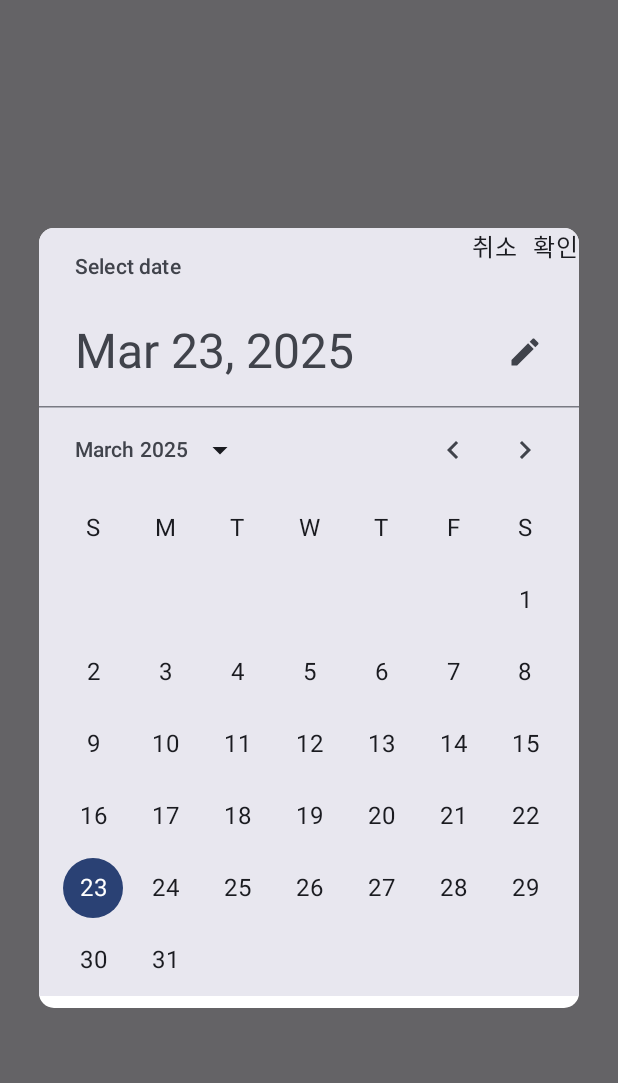
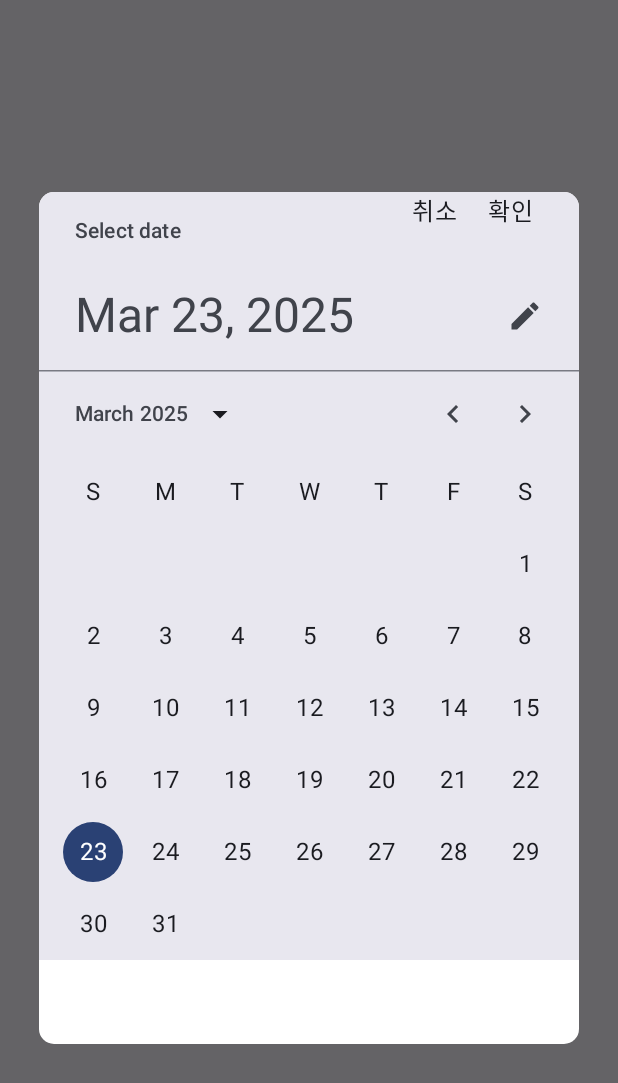
Before and after one commit to junsu1023/DailyLife, an Android app built with Jetpack Compose: the composable TodoDatePickerDialog called with empty values, on a phone screen of 412 x 824 dp. Shown: the top 1083 px of the screen. Run offline under Robolectric (Android 15) with nearby library versions, the phone set to English and light mode, and no system bars; 8 statements that could not run were skipped.

Commit message:
필요없는 변수 제거 및 버튼 위치 변경

```diff
--- a/app/src/main/java/com/example/dailylife/component/DatePickerDialog.kt
+++ b/app/src/main/java/com/example/dailylife/component/DatePickerDialog.kt
@@ -1,9 +1,14 @@
 package com.example.dailylife.component
 
 import androidx.compose.foundation.layout.Arrangement
+import androidx.compose.foundation.layout.Column
 import androidx.compose.foundation.layout.Row
 import androidx.compose.foundation.layout.Spacer
+import androidx.compose.foundation.layout.fillMaxSize
 import androidx.compose.foundation.layout.fillMaxWidth
+import androidx.compose.foundation.layout.padding
+import androidx.compose.foundation.layout.size
+import androidx.compose.foundation.layout.width
 import androidx.compose.foundation.shape.RoundedCornerShape
 import androidx.compose.material3.Button
 import androidx.compose.material3.DatePicker
@@ -35,7 +40,7 @@ fun TodoDatePickerDialog(
 ) {
     DatePickerDialog(
         onDismissRequest = { onClickCancel() },
-        confirmButton = {},
+        confirmButton = { },
         colors = DatePickerDefaults.colors(
             containerColor = colorResource(R.color.white)
         ),
@@ -60,8 +65,8 @@ fun TodoDatePickerDialog(
         DatePicker(state = datePickerState)
 
         Row(
-            modifier = Modifier.fillMaxWidth(),
-            horizontalArrangement = Arrangement.spacedBy(10.dp)
+            modifier = Modifier.fillMaxSize(),
+            horizontalArrangement = Arrangement.spacedBy(20.dp)
         ) {
             Spacer(modifier = Modifier.weight(1f))
 
@@ -89,6 +94,8 @@ fun TodoDatePickerDialog(
                     }
                 )
             )
+
+            Spacer(modifier = Modifier.width(10.dp))
         }
     }
 }
--- a/app/src/main/java/com/example/dailylife/ui/screen/TodoScreen.kt
+++ b/app/src/main/java/com/example/dailylife/ui/screen/TodoScreen.kt
@@ -88,7 +88,6 @@ fun TodoScreen(
     val todoDialogState by todoViewModel.todoDialogState.collectAsStateWithLifecycle()
     var updateTodoItem by remember { mutableStateOf<TodoEntity?>(null) }
     var isDeleteMode by remember { mutableStateOf(false) }
-    var selectedDate by remember { mutableStateOf<String?>(null) }
     val callBackOffset: (Offset) -> Unit = {
         selectorContainerOffset = it
         isShowSelectContainer = true
```
